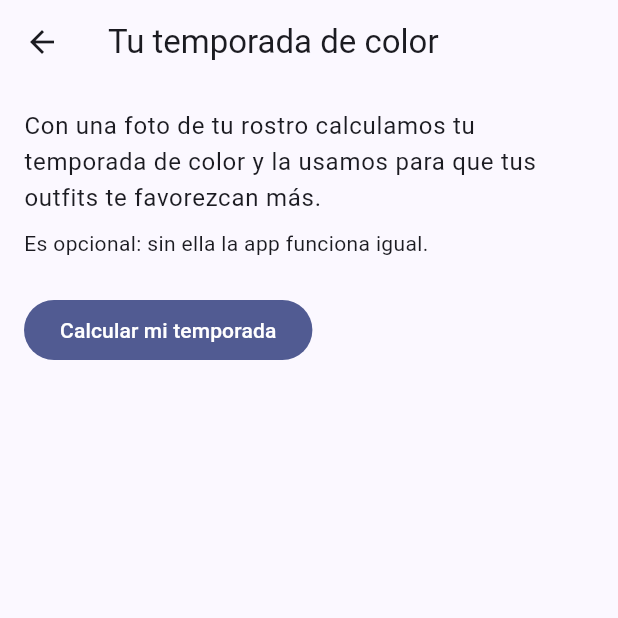
After one commit to WearHack/WearHack, a Flutter app: the screen it shows after launch, after a tap on the "palette" icon, on a phone screen of 412 x 824 dp, the top half of it. The commit adds this screen. Run offline on Flutter 3.47's test engine with Material 3 defaults, Android fonts, the phone set to English and light mode, and no system bars; our stand-ins replace camera, device_info_plus, package_info_plus, share_plus; missing offline and left inert: dart:js_interop, google_mlkit_face_detection.

Commit message:
feat(client): maquetar consentimiento de colorimetria
Autorizo y Omitir con el mismo peso y sin casillas, como exige la politica de datos. Cada decision guarda la version del texto, y un test con su huella obliga a subirla si el texto cambia, para no reutilizar una autorizacion dada sobre otro texto. La camara queda para despues. Refs #14

```diff
--- a/client/lib/app/pantalla_principal.dart
+++ b/client/lib/app/pantalla_principal.dart
@@ -7,6 +7,8 @@ library;
 import 'package:flutter/material.dart';
 import 'package:wearhack/features/closet/repositorio_closet.dart';
 import 'package:wearhack/features/closet/ui/pantalla_closet.dart';
+import 'package:wearhack/features/colorimetria/repositorio_consentimiento.dart';
+import 'package:wearhack/features/colorimetria/ui/pantalla_colorimetria.dart';
 import 'package:wearhack/features/outfits/repositorio_clima.dart';
 import 'package:wearhack/features/outfits/repositorio_outfits.dart';
 import 'package:wearhack/features/outfits/ui/pantalla_outfits.dart';
@@ -23,6 +25,8 @@ class PantallaPrincipal extends StatefulWidget {
     required this.clima,
     required this.ubicacion,
     required this.publicidad,
+    required this.consentimiento,
+    required this.capturaRostroDisponible,
     this.diagnostico,
   });
 
@@ -30,6 +34,10 @@ class PantallaPrincipal extends StatefulWidget {
   final RepositorioOutfits outfits;
   final RepositorioClima clima;
   final RepositorioPublicidad publicidad;
+  final RepositorioConsentimiento consentimiento;
+
+  /// Si este target puede tomar la foto del rostro (en web no).
+  final bool capturaRostroDisponible;
   final ServicioUbicacion ubicacion;
 
   /// La pantalla de diagnostico, si la hay. Llega desde fuera porque vive en
@@ -82,6 +90,18 @@ class _PantallaPrincipalState extends State<PantallaPrincipal> {
     final PreferredSizeWidget barra = AppBar(
       title: Text(_secciones[_seccion].titulo),
       actions: <Widget>[
+        IconButton(
+          tooltip: 'Tu color',
+          icon: const Icon(Icons.palette_outlined),
+          onPressed: () => Navigator.of(context).push(
+            MaterialPageRoute<void>(
+              builder: (_) => PantallaColorimetria(
+                repositorio: widget.consentimiento,
+                capturaDisponible: widget.capturaRostroDisponible,
+              ),
+            ),
+          ),
+        ),
         if (diagnostico != null)
           IconButton(
             tooltip: 'Diagnóstico',
--- /dev/null
+++ b/client/lib/features/colorimetria/consentimiento.dart
@@ -0,0 +1,40 @@
+/// La autorizacion para analizar el recorte facial.
+///
+/// Politica de datos, seccion 5: pantalla propia antes de la camara, sin
+/// casilla premarcada, separada de los terminos, con opcion visible de omitir
+/// y **versionada**. Si el texto o la finalidad cambian, una autorizacion dada
+/// sobre la version anterior deja de valer y hay que volver a pedirla.
+library;
+
+/// La version del texto de `ui/texto_consentimiento.dart`.
+///
+/// **Si cambias ese texto, sube este numero.** Un test compara el texto con su
+/// huella y falla si cambia sin que la version suba.
+const int versionTextoConsentimiento = 1;
+
+enum DecisionConsentimiento { autorizo, omitio }
+
+class Consentimiento {
+  const Consentimiento({
+    required this.decision,
+    required this.version,
+    required this.fecha,
+  });
+
+  final DecisionConsentimiento decision;
+
+  /// La version del texto que el usuario vio al decidir.
+  final int version;
+
+  final DateTime fecha;
+
+  /// Si permite capturar hoy: autorizado y sobre el texto vigente.
+  bool get vigente =>
+      decision == DecisionConsentimiento.autorizo &&
+      version == versionTextoConsentimiento;
+
+  /// Autorizo, pero sobre un texto que ya cambio.
+  bool get desactualizado =>
+      decision == DecisionConsentimiento.autorizo &&
+      version != versionTextoConsentimiento;
+}
--- /dev/null
+++ b/client/lib/features/colorimetria/ui/pantalla_colorimetria.dart
@@ -0,0 +1,261 @@
+/// La entrada a la colorimetria: pedir la autorizacion, ver que se dio y
+/// revocarla.
+///
+/// La colorimetria es opcional (politica, seccion 6): quien la omite no pierde
+/// nada del resto de la app, y puede volver aqui cuando quiera.
+library;
+
+import 'package:flutter/material.dart';
+import 'package:wearhack/core/ui/estados.dart';
+import 'package:wearhack/core/ui/formato.dart';
+import 'package:wearhack/features/colorimetria/consentimiento.dart';
+import 'package:wearhack/features/colorimetria/repositorio_consentimiento.dart';
+import 'package:wearhack/features/colorimetria/ui/pantalla_consentimiento.dart';
+
+class PantallaColorimetria extends StatefulWidget {
+  const PantallaColorimetria({
+    super.key,
+    required this.repositorio,
+    required this.capturaDisponible,
+  });
+
+  final RepositorioConsentimiento repositorio;
+
+  /// Si este target puede tomar la foto del rostro. En web no: no hay ML Kit.
+  final bool capturaDisponible;
+
+  @override
+  State<PantallaColorimetria> createState() => _PantallaColorimetriaState();
+}
+
+class _PantallaColorimetriaState extends State<PantallaColorimetria> {
+  late Future<Consentimiento?> _carga = widget.repositorio
+      .consentimientoColorimetria();
+
+  void _recargar() {
+    setState(() {
+      _carga = widget.repositorio.consentimientoColorimetria();
+    });
+  }
+
+  Future<void> _pedirAutorizacion() async {
+    final DecisionConsentimiento? decision = await Navigator.of(context)
+        .push<DecisionConsentimiento>(
+          MaterialPageRoute<DecisionConsentimiento>(
+            builder: (_) => const PantallaConsentimiento(),
+          ),
+        );
+    // Salir con la flecha de atras no es decidir: no se registra nada.
+    if (decision == null) return;
+
+    await widget.repositorio.registrar(decision, versionTextoConsentimiento);
+    if (!mounted) return;
+    _recargar();
+  }
+
+  Future<void> _revocar() async {
+    final bool? confirmado = await showDialog<bool>(
+      context: context,
+      builder: (BuildContext context) => AlertDialog(
+        title: const Text('¿Revocar la autorización?'),
+        content: const Text(
+          'Borraremos tus valores de color y tu resultado. Puedes volver a '
+          'autorizar cuando quieras.',
+        ),
+        actions: <Widget>[
+          TextButton(
+            onPressed: () => Navigator.of(context).pop(false),
+            child: const Text('Cancelar'),
+          ),
+          FilledButton(
+            onPressed: () => Navigator.of(context).pop(true),
+            child: const Text('Revocar'),
+          ),
+        ],
+      ),
+    );
+    if (confirmado != true) return;
+
+    await widget.repositorio.revocar();
+    if (!mounted) return;
+    ScaffoldMessenger.of(context)
+        .showSnackBar(const SnackBar(content: Text('Autorización revocada')));
+    _recargar();
+  }
+
+  @override
+  Widget build(BuildContext context) {
+    return Scaffold(
+      appBar: AppBar(title: const Text('Tu temporada de color')),
+      body: FutureBuilder<Consentimiento?>(
+        future: _carga,
+        builder:
+            (BuildContext context, AsyncSnapshot<Consentimiento?> snapshot) {
+              if (snapshot.hasError) {
+                return ErrorDeCarga(onReintentar: _recargar);
+              }
+              if (snapshot.connectionState != ConnectionState.done &&
+                  !snapshot.hasData) {
+                return const Center(child: CircularProgressIndicator());
+              }
+              final Consentimiento? c = snapshot.data;
+
+              return Align(
+                alignment: Alignment.topCenter,
+                child: ConstrainedBox(
+                  constraints: const BoxConstraints(maxWidth: 640),
+                  child: ListView(
+                    padding: const EdgeInsets.all(16),
+                    children: <Widget>[
+                      if (c != null && c.vigente)
+                        _Autorizado(
+                          consentimiento: c,
+                          capturaDisponible: widget.capturaDisponible,
+                          onRevocar: _revocar,
+                        )
+                      else
+                        _SinAutorizar(
+                          consentimiento: c,
+                          onEmpezar: _pedirAutorizacion,
+                        ),
+                    ],
+                  ),
+                ),
+              );
+            },
+      ),
+    );
+  }
+}
+
+class _SinAutorizar extends StatelessWidget {
+  const _SinAutorizar({required this.consentimiento, required this.onEmpezar});
+
+  /// `null` si nunca decidio o revoco.
+  final Consentimiento? consentimiento;
+  final VoidCallback onEmpezar;
+
+  @override
+  Widget build(BuildContext context) {
+    final TextTheme texto = Theme.of(context).textTheme;
+    final Consentimiento? c = consentimiento;
+
+    final String? aviso = switch (c) {
+      Consentimiento(desactualizado: true) =>
+        'El texto de la autorización cambió desde que la diste. Revísalo de '
+            'nuevo para continuar.',
+      Consentimiento(decision: DecisionConsentimiento.omitio) =>
+        'Omitiste este paso. Puedes hacerlo cuando quieras.',
+      _ => null,
+    };
+
+    return Column(
+      crossAxisAlignment: CrossAxisAlignment.start,
+      children: <Widget>[
+        Text(
+          'Con una foto de tu rostro calculamos tu temporada de color y la '
+          'usamos para que tus outfits te favorezcan más.',
+          style: texto.bodyLarge,
+        ),
+        const SizedBox(height: 8),
+        Text(
+          'Es opcional: sin ella la app funciona igual.',
+          style: texto.bodyMedium,
+        ),
+        if (aviso != null) ...<Widget>[
+          const SizedBox(height: 16),
+          Card(
+            color: Theme.of(context).colorScheme.secondaryContainer,
+            child: Padding(
+              padding: const EdgeInsets.all(12),
+              child: Row(
+                children: <Widget>[
+                  const Icon(Icons.info_outline),
+                  const SizedBox(width: 12),
+                  Expanded(child: Text(aviso)),
+                ],
+              ),
+            ),
+          ),
+        ],
+        const SizedBox(height: 24),
+        FilledButton(
+          onPressed: onEmpezar,
+          child: Text(
+            c != null && c.desactualizado
+                ? 'Revisar la autorización'
+                : 'Calcular mi temporada',
+          ),
+        ),
+      ],
+    );
+  }
+}
+
+class _Autorizado extends StatelessWidget {
+  const _Autorizado({
+    required this.consentimiento,
+    required this.capturaDisponible,
+    required this.onRevocar,
+  });
+
+  final Consentimiento consentimiento;
+  final bool capturaDisponible;
+  final VoidCallback onRevocar;
+
+  @override
+  Widget build(BuildContext context) {
+    final TextTheme texto = Theme.of(context).textTheme;
+    final ColorScheme colores = Theme.of(context).colorScheme;
+
+    return Column(
+      crossAxisAlignment: CrossAxisAlignment.start,
+      children: <Widget>[
+        Row(
+          children: <Widget>[
+            Icon(Icons.verified_user_outlined, color: colores.primary),
+            const SizedBox(width: 12),
+            Expanded(
+              child: Column(
+                crossAxisAlignment: CrossAxisAlignment.start,
+                children: <Widget>[
+                  Text('Autorizaste el análisis', style: texto.titleMedium),
+                  Text(
+                    'El ${formatoFecha(consentimiento.fecha)}.',
+                    style: texto.bodyMedium,
+                  ),
+                ],
+              ),
+            ),
+          ],
+        ),
+        const SizedBox(height: 24),
+        Text('Siguiente paso', style: texto.titleSmall),
+        const SizedBox(height: 4),
+        if (capturaDisponible) ...<Widget>[
+          const Text(
+            'Toma una foto de tu rostro con buena luz. Solo el recorte de tu '
+            'cara sale del teléfono.',
+          ),
+          const SizedBox(height: 12),
+          // La camara del producto todavia no existe: el recorte si
+          // (`core/recorte/`), pero no la pantalla que lo usa.
+          const FilledButton(
+            onPressed: null,
+            child: Text('Tomar la foto (próximamente)'),
+          ),
+        ] else
+          const Text(
+            'La foto del rostro se toma desde la app móvil. En la web no hay '
+            'cámara.',
+          ),
+        const SizedBox(height: 32),
+        TextButton.icon(
+          onPressed: onRevocar,
+          icon: const Icon(Icons.block),
+          label: const Text('Revocar autorización'),
+        ),
+      ],
+    );
+  }
+}
--- a/client/lib/main.dart
+++ b/client/lib/main.dart
@@ -9,6 +9,7 @@ import 'package:flutter/material.dart';
 import 'package:wearhack/app/pantalla_principal.dart';
 import 'package:wearhack/core/configuracion.dart';
 import 'package:wearhack/features/closet/repositorio_closet.dart';
+import 'package:wearhack/features/colorimetria/repositorio_consentimiento.dart';
 import 'package:wearhack/features/outfits/repositorio_clima.dart';
 import 'package:wearhack/features/outfits/repositorio_outfits.dart';
 import 'package:wearhack/features/publicidad/repositorio_publicidad.dart';
@@ -26,6 +27,7 @@ void main() {
       clima: datos,
       ubicacion: crearServicioUbicacion(),
       publicidad: datos,
+      consentimiento: datos,
     ),
   );
 }
@@ -38,6 +40,7 @@ class AplicacionWearHack extends StatelessWidget {
     required this.clima,
     required this.ubicacion,
     required this.publicidad,
+    required this.consentimiento,
   });
 
   final RepositorioCloset closet;
@@ -45,6 +48,7 @@ class AplicacionWearHack extends StatelessWidget {
   final RepositorioClima clima;
   final ServicioUbicacion ubicacion;
   final RepositorioPublicidad publicidad;
+  final RepositorioConsentimiento consentimiento;
 
   @override
   Widget build(BuildContext context) {
@@ -57,6 +61,9 @@ class AplicacionWearHack extends StatelessWidget {
         clima: clima,
         ubicacion: ubicacion,
         publicidad: publicidad,
+        consentimiento: consentimiento,
+        // Se resuelve con el import condicional: en web no hay ML Kit.
+        capturaRostroDisponible: crearFaceCropper().disponible,
         diagnostico: (_) => const PantallaEsqueleto(),
       ),
     );
```
Also changed, not shown: client/lib/core/ui/formato.dart (+19 -0 lines), client/lib/features/colorimetria/repositorio_consentimiento.dart (added, +20 -0 lines), client/lib/features/colorimetria/ui/pantalla_consentimiento.dart (added, +97 -0 lines), client/lib/features/colorimetria/ui/texto_consentimiento.dart (added, +85 -0 lines), client/lib/mock/repositorio_falso.dart (+25 -1 lines), 3 other files.
